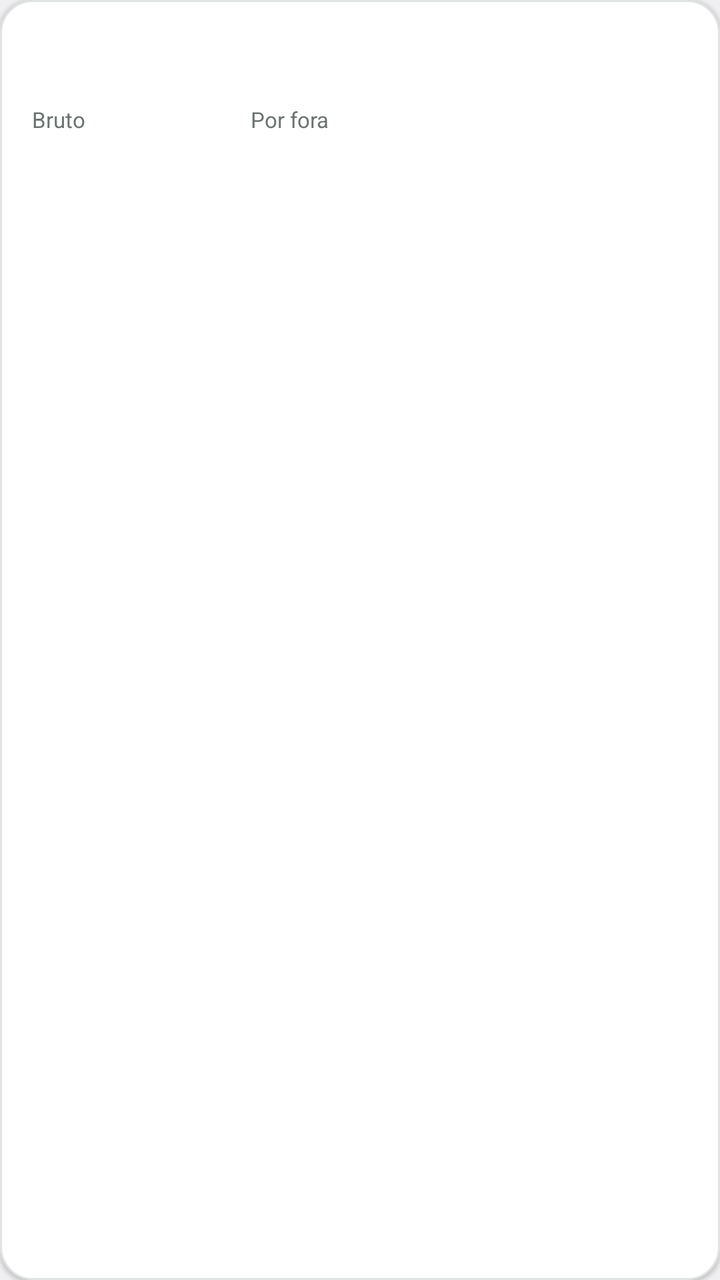
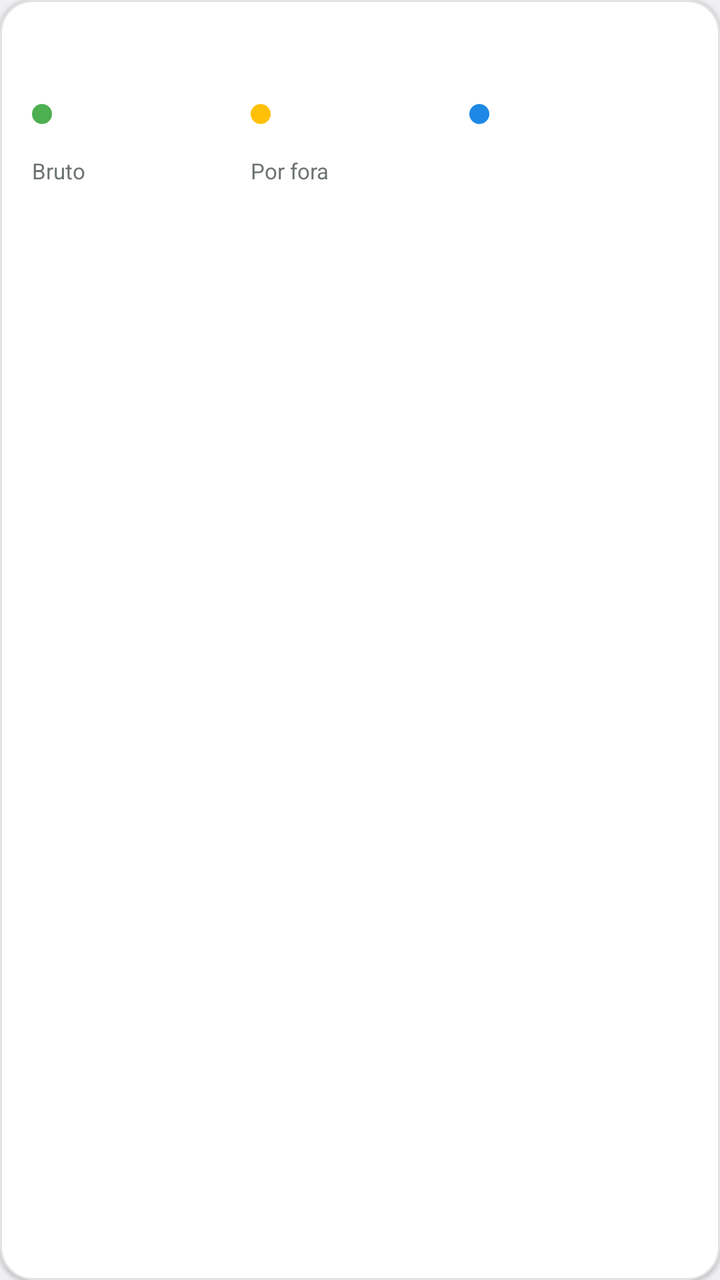

Compare the two renders of this Android layout. The source of the first and the diff that turns it into the second are given below.
<!-- AndroidManifest.xml: application theme android:Theme.DeviceDefault.Light.NoActionBar -->
<!-- res/layout/item_historico_dia.xml -->
<?xml version="1.0" encoding="utf-8"?>
<LinearLayout xmlns:android="http://schemas.android.com/apk/res/android"
    android:layout_width="match_parent"
    android:layout_height="wrap_content"
    android:layout_marginBottom="10dp"
    android:background="@drawable/card_day_bg"
    android:elevation="1dp"
    android:foreground="?android:attr/selectableItemBackground"
    android:orientation="vertical"
    android:padding="16dp">

    <LinearLayout
        android:layout_width="match_parent"
        android:layout_height="wrap_content"
        android:gravity="center_vertical"
        android:orientation="horizontal">

        <TextView
            android:id="@+id/data"
            android:layout_width="0dp"
            android:layout_height="wrap_content"
            android:layout_weight="1"
            android:textColor="@color/texto"
            android:textSize="15sp"
            android:textStyle="bold" />

        <TextView
            android:id="@+id/liquido"
            android:layout_width="wrap_content"
            android:layout_height="wrap_content"
            android:textColor="@color/verde"
            android:textSize="18sp"
            android:textStyle="bold" />
    </LinearLayout>

    <LinearLayout
        android:id="@+id/detalhes"
        android:layout_width="match_parent"
        android:layout_height="wrap_content"
        android:layout_marginTop="12dp"
        android:orientation="horizontal">

        <LinearLayout style="@style/ColunaDia">
            <TextView style="@style/RotuloDia" android:text="Bruto" />
            <TextView android:id="@+id/bruto" style="@style/ValorDia" />
        </LinearLayout>

        <LinearLayout style="@style/ColunaDia">
            <TextView style="@style/RotuloDia" android:text="Por fora" />
            <TextView android:id="@+id/porFora" style="@style/ValorDia" />
        </LinearLayout>

        <LinearLayout style="@style/ColunaDia">
            <TextView android:id="@+id/rotuloCombustivel" style="@style/RotuloDia" />
            <TextView android:id="@+id/combustivel" style="@style/ValorDia" />
        </LinearLayout>
    </LinearLayout>
</LinearLayout>
<!-- resources referenced by this layout -->
<resources>
  <color name="texto">#FF1B1F1D</color>
  <color name="verde">#FF2E7D32</color>
  <!-- drawable card_day_bg (drawable) -->
  <?xml version="1.0" encoding="utf-8"?>
  <shape xmlns:android="http://schemas.android.com/apk/res/android" android:shape="rectangle">
      <solid android:color="@color/card" />
      <stroke android:width="1dp" android:color="@color/borda" />
      <corners android:radius="16dp" />
  </shape>
  <style name="ColunaDia">
          <item name="android:layout_width">0dp</item>
          <item name="android:layout_height">wrap_content</item>
          <item name="android:layout_weight">1</item>
          <item name="android:orientation">vertical</item>
      </style>
  <style name="RotuloDia">
          <item name="android:layout_width">wrap_content</item>
          <item name="android:layout_height">wrap_content</item>
          <item name="android:textColor">@color/texto_secundario</item>
          <item name="android:textSize">11sp</item>
      </style>
  <style name="ValorDia">
          <item name="android:layout_width">wrap_content</item>
          <item name="android:layout_height">wrap_content</item>
          <item name="android:layout_marginTop">2dp</item>
          <item name="android:maxLines">1</item>
          <item name="android:textColor">@color/texto</item>
          <item name="android:textSize">14sp</item>
      </style>
  <color name="card">#FFFFFFFF</color>
  <color name="borda">#FFE0E4E2</color>
  <color name="texto_secundario">#FF6B7370</color>
</resources>

<!-- the commit's change to res/layout/item_historico_dia.xml (unified diff, before → after) -->
@@ -33,6 +33,19 @@
             android:textStyle="bold" />
     </LinearLayout>
 
+    
+    <LinearLayout
+        android:id="@+id/apps"
+        android:layout_width="match_parent"
+        android:layout_height="wrap_content"
+        android:layout_marginTop="8dp"
+        android:orientation="horizontal">
+
+        <TextView android:id="@+id/appUrbano" style="@style/ValorApp" android:drawableStart="@drawable/ponto_urbano" />
+        <TextView android:id="@+id/app99" style="@style/ValorApp" android:drawableStart="@drawable/ponto_99" />
+        <TextView android:id="@+id/appFora" style="@style/ValorApp" android:drawableStart="@drawable/ponto_fora" />
+    </LinearLayout>
+
     <LinearLayout
         android:id="@+id/detalhes"
         android:layout_width="match_parent"
<!-- resource entries referenced after the edit -->
@@ -8,6 +8,24 @@
       <solid android:color="@color/card" />
       <stroke android:width="1dp" android:color="@color/borda" />
       <corners android:radius="16dp" />
+  </shape>
+  <!-- drawable ponto_99 (drawable) -->
+  <?xml version="1.0" encoding="utf-8"?>
+  <shape xmlns:android="http://schemas.android.com/apk/res/android" android:shape="oval">
+      <size android:width="10dp" android:height="10dp" />
+      <solid android:color="@color/app_99" />
+  </shape>
+  <!-- drawable ponto_fora (drawable) -->
+  <?xml version="1.0" encoding="utf-8"?>
+  <shape xmlns:android="http://schemas.android.com/apk/res/android" android:shape="oval">
+      <size android:width="10dp" android:height="10dp" />
+      <solid android:color="@color/app_por_fora" />
+  </shape>
+  <!-- drawable ponto_urbano (drawable) -->
+  <?xml version="1.0" encoding="utf-8"?>
+  <shape xmlns:android="http://schemas.android.com/apk/res/android" android:shape="oval">
+      <size android:width="10dp" android:height="10dp" />
+      <solid android:color="@color/app_urbano" />
   </shape>
   <style name="ColunaDia">
           <item name="android:layout_width">0dp</item>
@@ -21,6 +39,16 @@
           <item name="android:textColor">@color/texto_secundario</item>
           <item name="android:textSize">11sp</item>
       </style>
+  <style name="ValorApp">
+          <item name="android:layout_width">0dp</item>
+          <item name="android:layout_height">wrap_content</item>
+          <item name="android:layout_weight">1</item>
+          <item name="android:drawablePadding">6dp</item>
+          <item name="android:gravity">center_vertical</item>
+          <item name="android:maxLines">1</item>
+          <item name="android:textColor">@color/texto</item>
+          <item name="android:textSize">13sp</item>
+      </style>
   <style name="ValorDia">
           <item name="android:layout_width">wrap_content</item>
           <item name="android:layout_height">wrap_content</item>
@@ -31,6 +59,9 @@
       </style>
   <color name="card">#FFFFFFFF</color>
   <color name="borda">#FFE0E4E2</color>
+  <color name="app_99">#FFFFC107</color>
+  <color name="app_por_fora">#FF1E88E5</color>
+  <color name="app_urbano">#FF4CAF50</color>
   <color name="texto_secundario">#FF6B7370</color>
 </resources>
 
